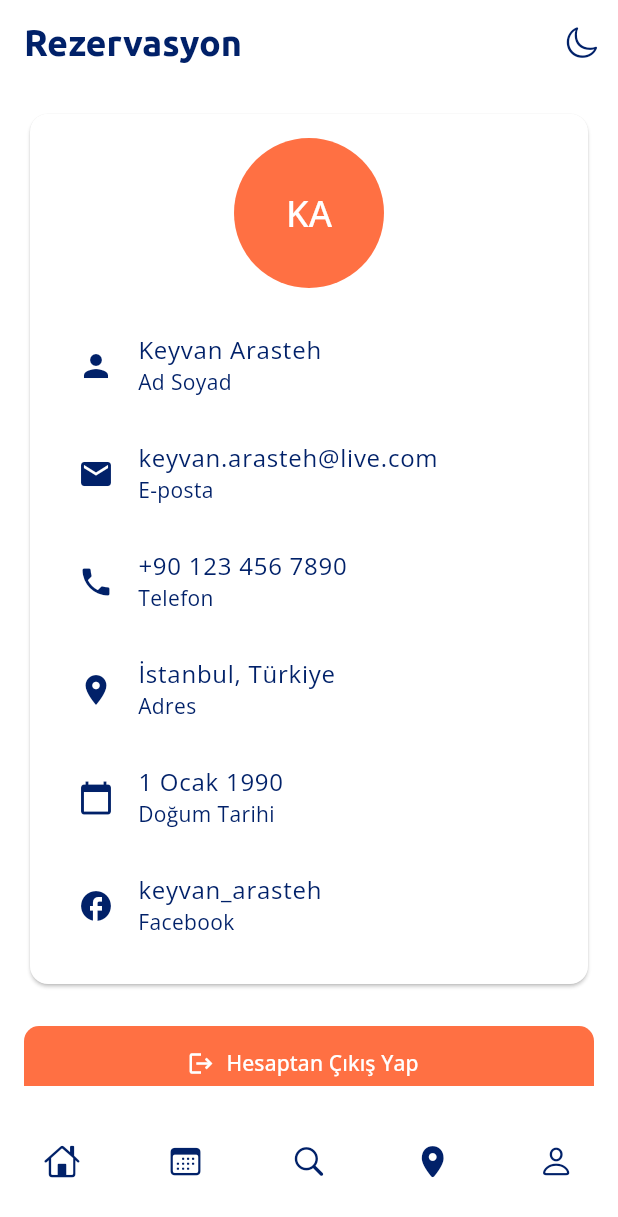
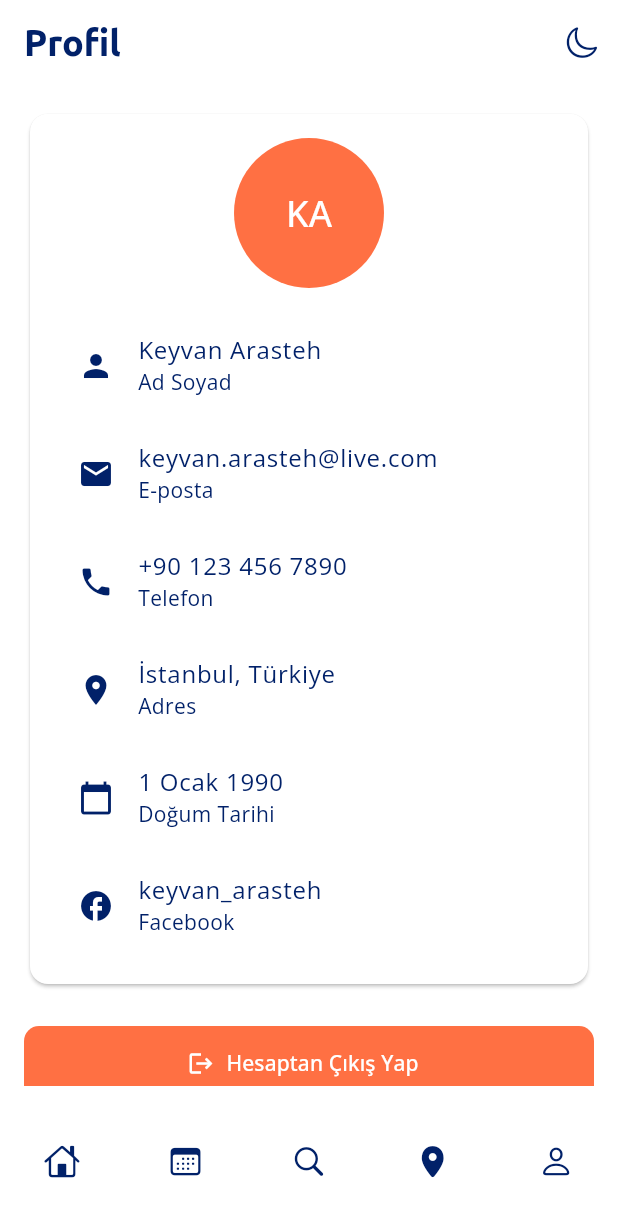
Before and after one commit to hakanyargici/WanderWise, a Flutter app: the ProfileScreen screen opened by its route, on a phone screen of 412 x 824 dp. Shown: the top 1217 px of the screen. Run offline on Flutter 3.47's test engine with Material 3 defaults, Android fonts, the phone set to English and light mode, and no system bars; our stand-ins replace go_router, google_fonts.

Commit message:
Profil sayfası heading güncellendi.

```diff
--- a/lib/screens/profile_screen.dart
+++ b/lib/screens/profile_screen.dart
@@ -14,7 +14,7 @@ class ProfileScreen extends StatelessWidget {
     return Scaffold(
       appBar: AppBar(
         title: Text(
-          "Rezervasyon",
+          "Profil",
           style: Theme.of(context).textTheme.headlineSmall,
         ),
         actions: [
```
